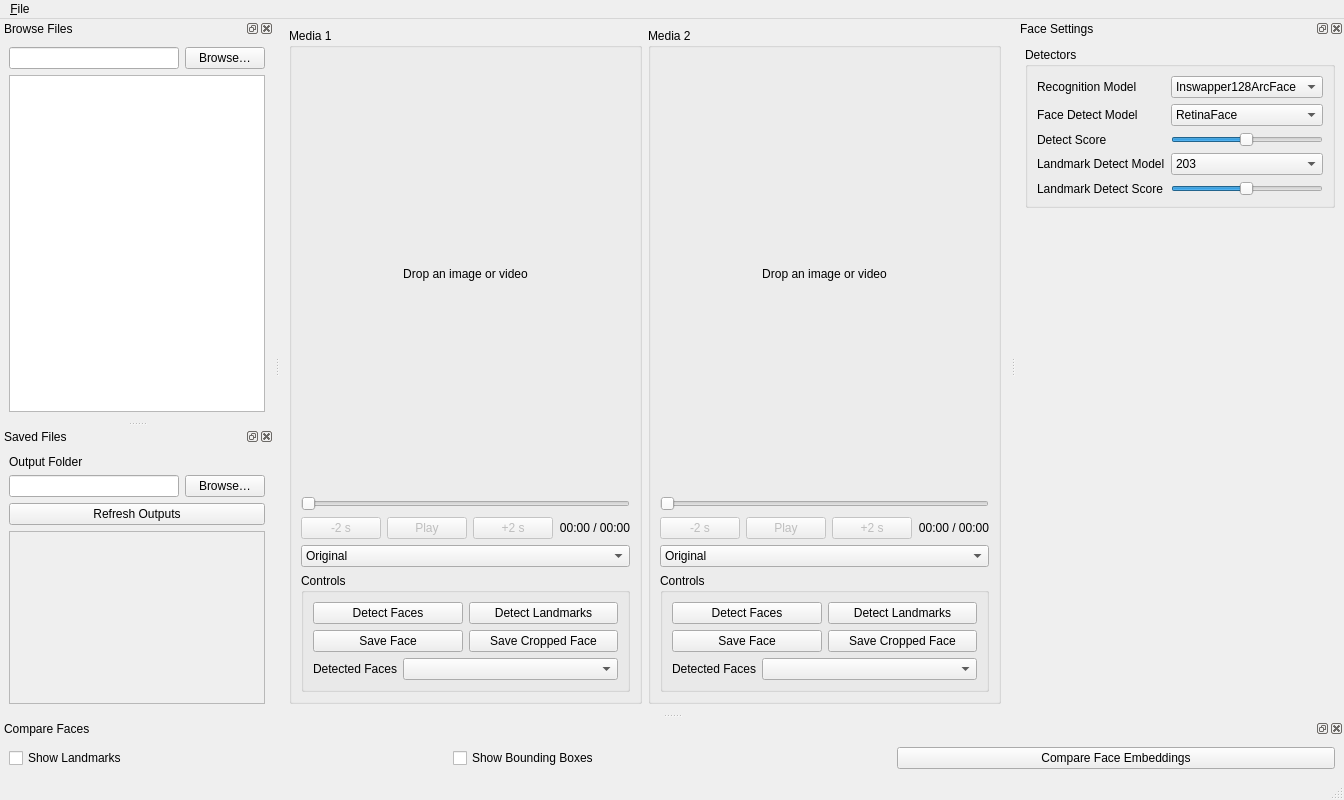
This is faceshapelab/ui/core/MainWindow.ui in mr-szgz/faceshapelab as Qt 5 draws it before an edit. The edited form follows.
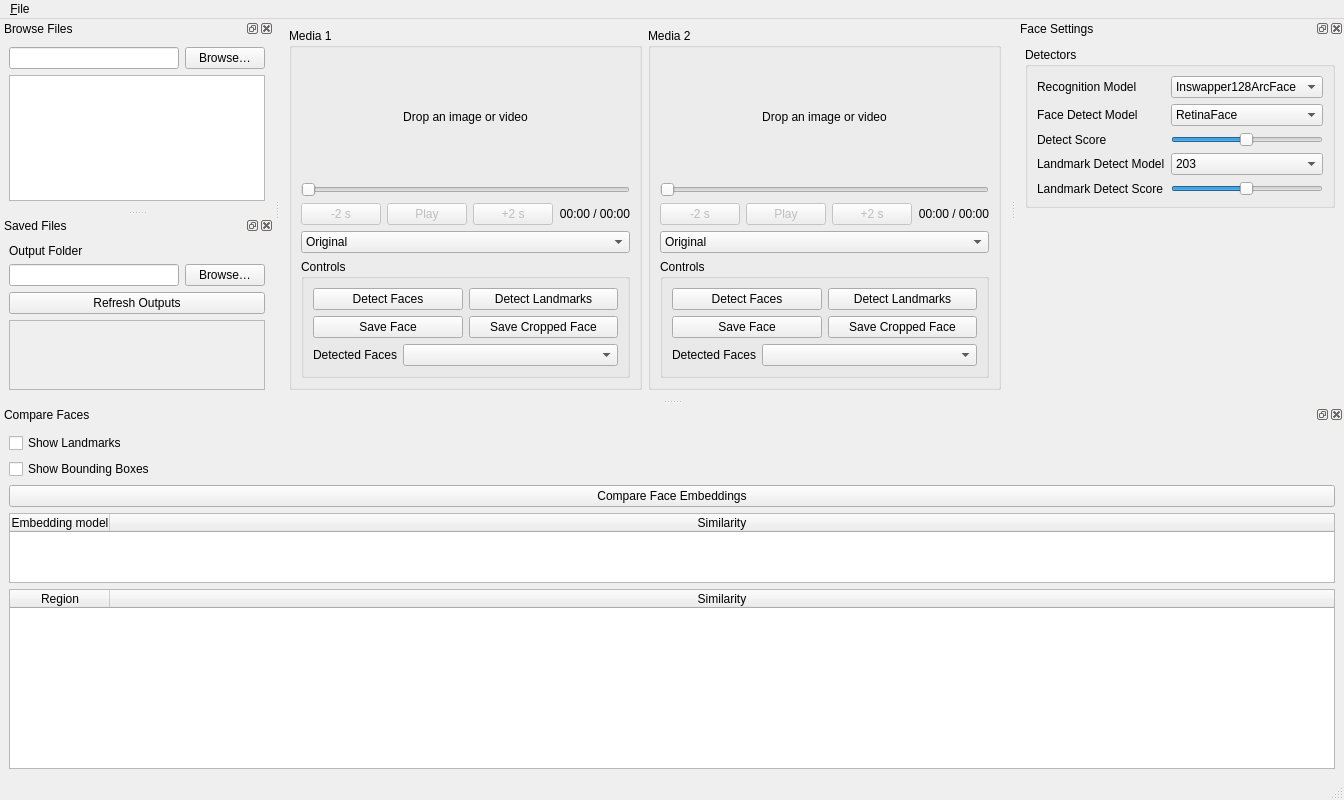
This is the edited form.

Commit message: Add landmark region comparisons and sortable similarity tables

Diff of the .ui file:
```diff
--- a/faceshapelab/ui/core/MainWindow.ui
+++ b/faceshapelab/ui/core/MainWindow.ui
@@ -817,7 +817,7 @@
     <number>8</number>
    </attribute>
    <widget class="QWidget" name="compareFacesContents">
-    <layout class="QHBoxLayout" name="compareFacesLayout">
+    <layout class="QVBoxLayout" name="compareFacesLayout">
      <item>
       <widget class="QCheckBox" name="showLandmarksCheckBox">
        <property name="text">
@@ -839,6 +839,34 @@
       </widget>
      </item>
      <item><widget class="QPushButton" name="compareFacesButton"><property name="text"><string>Compare Face Embeddings</string></property></widget></item>
+     <item>
+      <widget class="QTableWidget" name="embeddingComparisonTable">
+       <property name="maximumSize"><size><width>16777215</width><height>70</height></size></property>
+       <property name="accessibleName"><string>Embedding similarities</string></property>
+       <property name="editTriggers"><set>QAbstractItemView::NoEditTriggers</set></property>
+       <attribute name="horizontalHeaderStretchLastSection"><bool>true</bool></attribute>
+       <attribute name="verticalHeaderVisible"><bool>false</bool></attribute>
+       <column><property name="text"><string>Embedding model</string></property></column>
+       <column><property name="text"><string>Similarity</string></property></column>
+      </widget>
+     </item>
+     <item>
+      <layout class="QVBoxLayout" name="landmarkComparisonLayout">
+       <item>
+        <widget class="QTableWidget" name="landmarkComparisonTable">
+         <property name="minimumSize"><size><width>260</width><height>100</height></size></property>
+         <property name="maximumSize"><size><width>16777215</width><height>180</height></size></property>
+         <property name="accessibleName"><string>Landmark region similarities</string></property>
+         <property name="toolTip"><string>Shape similarity from 0 to 1; higher is closer.</string></property>
+         <property name="editTriggers"><set>QAbstractItemView::NoEditTriggers</set></property>
+         <attribute name="horizontalHeaderStretchLastSection"><bool>true</bool></attribute>
+         <attribute name="verticalHeaderVisible"><bool>false</bool></attribute>
+         <column><property name="text"><string>Region</string></property></column>
+         <column><property name="text"><string>Similarity</string></property></column>
+        </widget>
+       </item>
+      </layout>
+     </item>
     </layout>
    </widget>
   </widget>
```
The commit also changes 10 other files.
